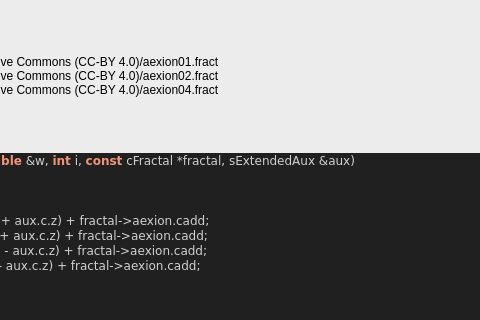
buddhi1980/mandelbulber2, file mandelbulber2/formula/ui/fractal_aexion.ui: the form before one commit; both pictures show x 241 to 721 and y 82 to 402 of the 871 by 802 pixel window.
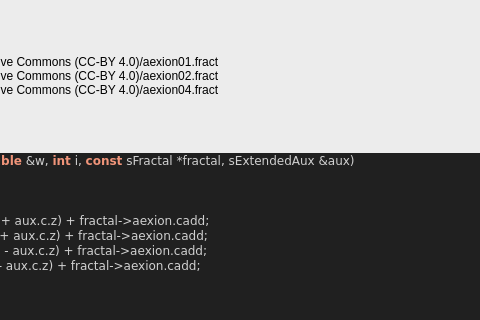
The form after the commit. Custom widgets are drawn as their Qt base class.

What changed in the file:
```diff
--- a/mandelbulber2/formula/ui/fractal_aexion.ui
+++ b/mandelbulber2/formula/ui/fractal_aexion.ui
@@ -129,7 +129,7 @@
 &lt;/table&gt;
 &lt;br&gt;&lt;b&gt;Examples using this formula&lt;/b&gt;&lt;br&gt;aexion001.fract&lt;br&gt;aexion002.fract&lt;br&gt;Krzysztof Marczak collection - license Creative Commons (CC-BY 4.0)/aexion01.fract&lt;br&gt;Krzysztof Marczak collection - license Creative Commons (CC-BY 4.0)/aexion02.fract&lt;br&gt;Krzysztof Marczak collection - license Creative Commons (CC-BY 4.0)/aexion04.fract&lt;br&gt;...&lt;h3&gt;Code&lt;/h3&gt;
 &lt;body style=&quot;background-color:#202020&quot;&gt;
-&lt;pre style=&quot;color:#d0d0d0; background-color:#202020;  font-family:'Courier New',monospace;&quot;&gt;&lt;span style=&quot;color:#f09479; font-weight:bold&quot;&gt;void&lt;/span&gt; &lt;span style=&quot;color:#e47eed&quot;&gt;AexionIteration&lt;/span&gt;&lt;span style=&quot;color:#d0d0d0&quot;&gt;(&lt;/span&gt;CVector3 &lt;span style=&quot;color:#d0d0d0&quot;&gt;&amp;amp;&lt;/span&gt;z&lt;span style=&quot;color:#d0d0d0&quot;&gt;,&lt;/span&gt; &lt;span style=&quot;color:#f09479; font-weight:bold&quot;&gt;double&lt;/span&gt; &lt;span style=&quot;color:#d0d0d0&quot;&gt;&amp;amp;&lt;/span&gt;w&lt;span style=&quot;color:#d0d0d0&quot;&gt;,&lt;/span&gt; &lt;span style=&quot;color:#f09479; font-weight:bold&quot;&gt;int&lt;/span&gt; i&lt;span style=&quot;color:#d0d0d0&quot;&gt;,&lt;/span&gt; &lt;span style=&quot;color:#f09479; font-weight:bold&quot;&gt;const&lt;/span&gt; cFractal &lt;span style=&quot;color:#d0d0d0&quot;&gt;*&lt;/span&gt;fractal&lt;span style=&quot;color:#d0d0d0&quot;&gt;,&lt;/span&gt; sExtendedAux &lt;span style=&quot;color:#d0d0d0&quot;&gt;&amp;amp;&lt;/span&gt;aux&lt;span style=&quot;color:#d0d0d0&quot;&gt;)&lt;/span&gt;
+&lt;pre style=&quot;color:#d0d0d0; background-color:#202020;  font-family:'Courier New',monospace;&quot;&gt;&lt;span style=&quot;color:#f09479; font-weight:bold&quot;&gt;void&lt;/span&gt; &lt;span style=&quot;color:#e47eed&quot;&gt;AexionIteration&lt;/span&gt;&lt;span style=&quot;color:#d0d0d0&quot;&gt;(&lt;/span&gt;CVector3 &lt;span style=&quot;color:#d0d0d0&quot;&gt;&amp;amp;&lt;/span&gt;z&lt;span style=&quot;color:#d0d0d0&quot;&gt;,&lt;/span&gt; &lt;span style=&quot;color:#f09479; font-weight:bold&quot;&gt;double&lt;/span&gt; &lt;span style=&quot;color:#d0d0d0&quot;&gt;&amp;amp;&lt;/span&gt;w&lt;span style=&quot;color:#d0d0d0&quot;&gt;,&lt;/span&gt; &lt;span style=&quot;color:#f09479; font-weight:bold&quot;&gt;int&lt;/span&gt; i&lt;span style=&quot;color:#d0d0d0&quot;&gt;,&lt;/span&gt; &lt;span style=&quot;color:#f09479; font-weight:bold&quot;&gt;const&lt;/span&gt; sFractal &lt;span style=&quot;color:#d0d0d0&quot;&gt;*&lt;/span&gt;fractal&lt;span style=&quot;color:#d0d0d0&quot;&gt;,&lt;/span&gt; sExtendedAux &lt;span style=&quot;color:#d0d0d0&quot;&gt;&amp;amp;&lt;/span&gt;aux&lt;span style=&quot;color:#d0d0d0&quot;&gt;)&lt;/span&gt;
 &lt;span style=&quot;color:#d0d0d0&quot;&gt;{&lt;/span&gt;
   &lt;span style=&quot;color:#7ec0ee; font-weight:bold&quot;&gt;if&lt;/span&gt; &lt;span style=&quot;color:#d0d0d0&quot;&gt;(&lt;/span&gt;i &lt;span style=&quot;color:#d0d0d0&quot;&gt;==&lt;/span&gt; &lt;span style=&quot;color:#87df71&quot;&gt;0&lt;/span&gt;&lt;span style=&quot;color:#d0d0d0&quot;&gt;)&lt;/span&gt;
   &lt;span style=&quot;color:#d0d0d0&quot;&gt;{&lt;/span&gt;
```
